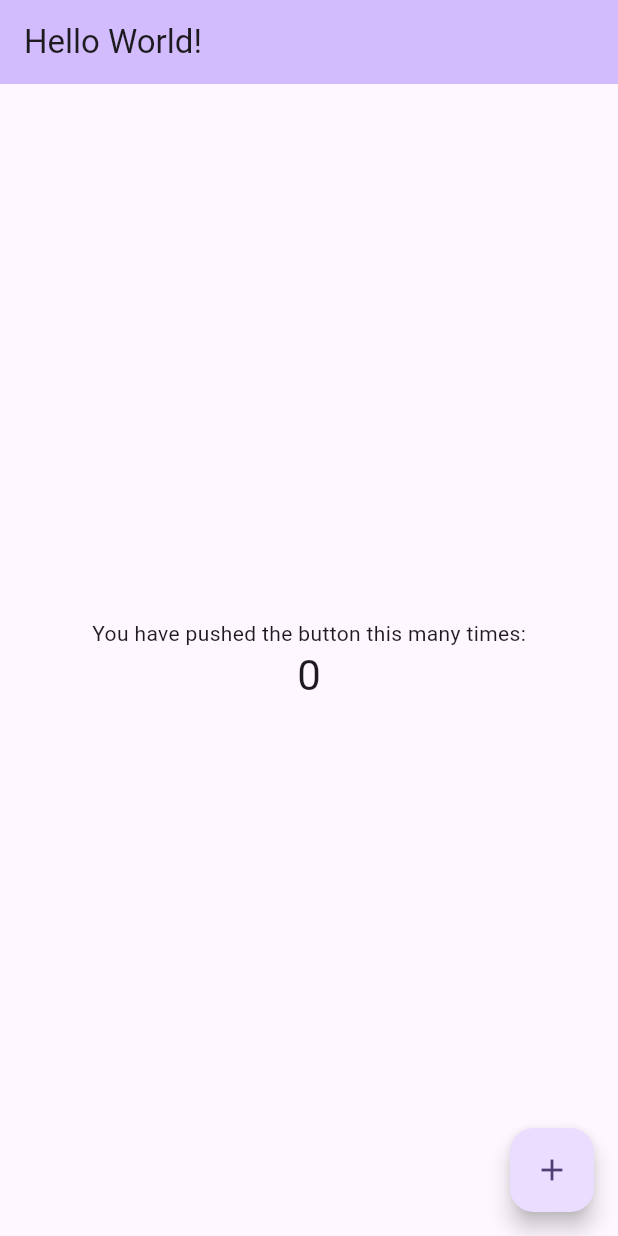
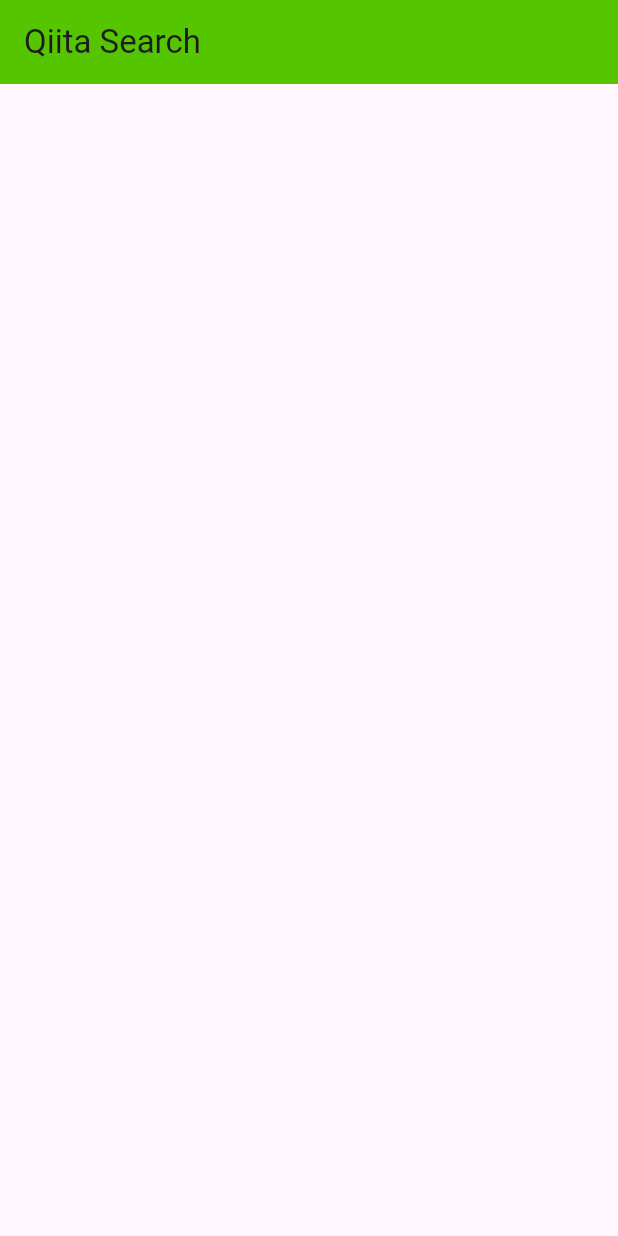
Before and after one commit to komo-o/flutter_playground, a Flutter app: the screen it shows after launch, on a phone screen of 412 x 824 dp. Run offline on Flutter 3.47's test engine with Material 3 defaults, Android fonts, the phone set to English and light mode, and no system bars.

Commit message:
途中まで

```diff
--- a/lib/main.dart
+++ b/lib/main.dart
@@ -1,4 +1,5 @@
 import 'package:flutter/material.dart';
+import 'package:flutter_playground/screens/search_screen.dart';
 
 void main() {
   runApp(const MyApp());
@@ -7,116 +8,17 @@ void main() {
 class MyApp extends StatelessWidget {
   const MyApp({super.key});
 
-  // This widget is the root of your application.
   @override
   Widget build(BuildContext context) {
     return MaterialApp(
-      title: 'Flutter Demo',
+      title: 'Qiita Search',
       theme: ThemeData(
-        // This is the theme of your application.
-        //
-        // TRY THIS: Try running your application with "flutter run". You'll see
-        // the application has a purple toolbar. Then, without quitting the app,
-        // try changing the seedColor in the colorScheme below to Colors.green
-        // and then invoke "hot reload" (save your changes or press the "hot
-        // reload" button in a Flutter-supported IDE, or press "r" if you used
-        // the command line to start the app).
-        //
-        // Notice that the counter didn't reset back to zero; the application
-        // state is not lost during the reload. To reset the state, use hot
-        // restart instead.
-        //
-        // This works for code too, not just values: Most code changes can be
-        // tested with just a hot reload.
-        colorScheme: ColorScheme.fromSeed(seedColor: Colors.deepPurple),
+        primarySwatch: Colors.green,
+        fontFamily: 'Hiragino Sans',
+        appBarTheme: const AppBarTheme(backgroundColor: Color(0xFF55C500)),
+        textTheme: Theme.of(context).textTheme.apply(bodyColor: Colors.white),
       ),
-      home: const MyHomePage(title: 'Hello World!'),
+      home: const SearchScreen(),
     );
   }
 }
-
-class MyHomePage extends StatefulWidget {
-  const MyHomePage({super.key, required this.title});
-
-  // This widget is the home page of your application. It is stateful, meaning
-  // that it has a State object (defined below) that contains fields that affect
-  // how it looks.
-
-  // This class is the configuration for the state. It holds the values (in this
-  // case the title) provided by the parent (in this case the App widget) and
-  // used by the build method of the State. Fields in a Widget subclass are
-  // always marked "final".
-
-  final String title;
-
-  @override
-  State<MyHomePage> createState() => _MyHomePageState();
-}
-
-class _MyHomePageState extends State<MyHomePage> {
-  int _counter = 0;
-
-  void _incrementCounter() {
-    setState(() {
-      // This call to setState tells the Flutter framework that something has
-      // changed in this State, which causes it to rerun the build method below
-      // so that the display can reflect the updated values. If we changed
-      // _counter without calling setState(), then the build method would not be
-      // called again, and so nothing would appear to happen.
-      _counter++;
-    });
-  }
-
-  @override
-  Widget build(BuildContext context) {
-    // This method is rerun every time setState is called, for instance as done
-    // by the _incrementCounter method above.
-    //
-    // The Flutter framework has been optimized to make rerunning build methods
-    // fast, so that you can just rebuild anything that needs updating rather
-    // than having to individually change instances of widgets.
-    return Scaffold(
-      appBar: AppBar(
-        // TRY THIS: Try changing the color here to a specific color (to
-        // Colors.amber, perhaps?) and trigger a hot reload to see the AppBar
-        // change color while the other colors stay the same.
-        backgroundColor: Theme.of(context).colorScheme.inversePrimary,
-        // Here we take the value from the MyHomePage object that was created by
-        // the App.build method, and use it to set our appbar title.
-        title: Text(widget.title),
-      ),
-      body: Center(
-        // Center is a layout widget. It takes a single child and positions it
-        // in the middle of the parent.
-        child: Column(
-          // Column is also a layout widget. It takes a list of children and
-          // arranges them vertically. By default, it sizes itself to fit its
-          // children horizontally, and tries to be as tall as its parent.
-          //
-          // Column has various properties to control how it sizes itself and
-          // how it positions its children. Here we use mainAxisAlignment to
-          // center the children vertically; the main axis here is the vertical
-          // axis because Columns are vertical (the cross axis would be
-          // horizontal).
-          //
-          // TRY THIS: Invoke "debug painting" (choose the "Toggle Debug Paint"
-          // action in the IDE, or press "p" in the console), to see the
-          // wireframe for each widget.
-          mainAxisAlignment: MainAxisAlignment.center,
-          children: <Widget>[
-            const Text('You have pushed the button this many times:'),
-            Text(
-              '$_counter',
-              style: Theme.of(context).textTheme.headlineMedium,
-            ),
-          ],
-        ),
-      ),
-      floatingActionButton: FloatingActionButton(
-        onPressed: _incrementCounter,
-        tooltip: 'Increment',
-        child: const Icon(Icons.add),
-      ), // This trailing comma makes auto-formatting nicer for build methods.
-    );
-  }
-}
--- /dev/null
+++ b/lib/screens/search_screen.dart
@@ -0,0 +1,18 @@
+import 'package:flutter/material.dart';
+
+class SearchScreen extends StatefulWidget {
+  const SearchScreen({super.key});
+
+  @override
+  State<SearchScreen> createState() => _SearchScreenState();
+}
+
+class _SearchScreenState extends State<SearchScreen> {
+  @override
+  Widget build(BuildContext context) {
+    return Scaffold(
+      appBar: AppBar(title: const Text('Qiita Search')),
+      body: Container(),
+    );
+  }
+}
```
Also changed, not shown: lib/models/article.dart (added, +30 -0 lines), lib/models/user.dart (added, +10 -0 lines).
